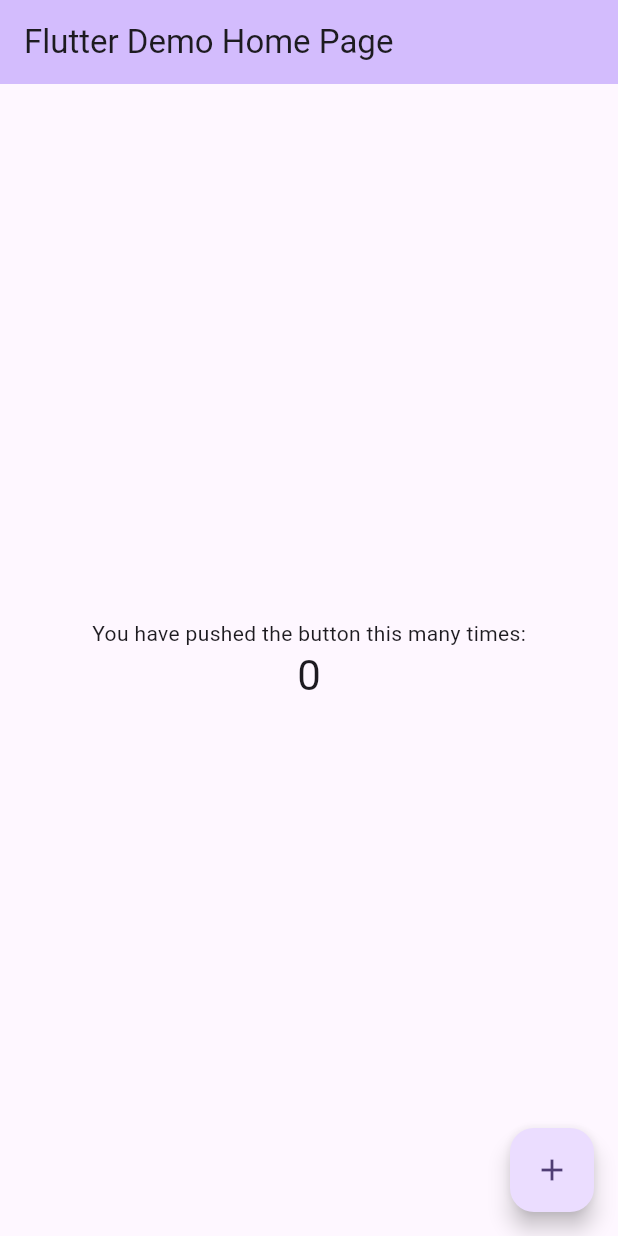
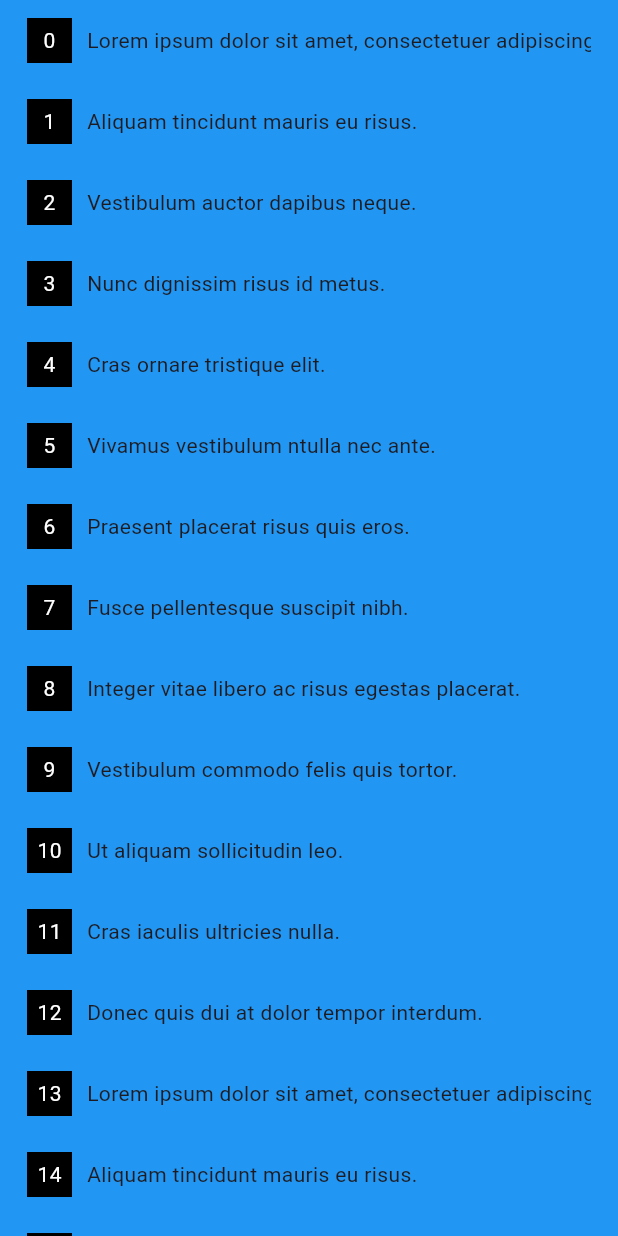
Before and after one commit to Alvish0407/flutter_performance_gigs, a Flutter app: the screen it shows after launch, on a phone screen of 412 x 824 dp. Run offline on Flutter 3.47's test engine with Material 3 defaults, Android fonts, the phone set to English and light mode, and no system bars.

Commit message:
added first gig

```diff
--- /dev/null
+++ b/lib/gig_1.dart
@@ -0,0 +1,141 @@
+import 'dart:developer';
+
+import 'package:flutter/material.dart';
+
+//! Question: Methods vs Stateless Widget to return widgets
+//! Discussion: https://www.reddit.com/r/FlutterDev/comments/mp4xpx/methods_vs_stateless_widget_to_return_widgets
+//! https://www.youtube.com/watch?v=vVg9It7cOfY&t=1318s - 90k Widgets by Methods Vs. 10k Widgets by Widgets
+//! Detailed Answer: https://discord.com/channels/420324994703163402/825211409532190730/1273335105796178022
+
+class Gig1 extends StatelessWidget {
+  const Gig1({super.key});
+
+  @override
+  Widget build(BuildContext context) {
+    const itemCount = 10000;
+
+    // Update the following flags to test different scenarios
+    const useBuilder = false;
+    const useFunction = false;
+
+    final Widget child;
+    // ignore: dead_code
+    if (useBuilder) {
+      child = ListView.builder(
+        itemCount: itemCount,
+        itemBuilder: (_, i) {
+          return useFunction ? _buildLineWidget(i) : _BuildLineWidget(i);
+        },
+      );
+    } else {
+      child = ListView(
+        children: [
+          for (int i = 0; i < itemCount; i++)
+            // ignore: dead_code
+            useFunction ? _buildLineWidget(i) : _BuildLineWidget(i),
+        ],
+      );
+    }
+
+    return Scaffold(
+      backgroundColor: Colors.blue,
+      body: SafeArea(child: child),
+    );
+  }
+
+  Widget _buildLineWidget(int i) {
+    log("_buildLineWidget{$i}");
+    final line = loremIpsum[i % loremIpsum.length];
+    return Padding(
+      padding: const EdgeInsets.symmetric(vertical: 12, horizontal: 18),
+      child: Row(
+        children: <Widget>[
+          Container(
+            color: Colors.black,
+            child: SizedBox(
+              width: 30,
+              height: 30,
+              child: Center(
+                child: Text(
+                  "$i",
+                  style: const TextStyle(color: Colors.white),
+                ),
+              ),
+            ),
+          ),
+          const SizedBox(width: 10),
+          Expanded(
+            child: Text(line, softWrap: false),
+          ),
+        ],
+      ),
+    );
+  }
+}
+
+class _BuildLineWidget extends StatelessWidget {
+  final int i;
+  _BuildLineWidget(this.i) {
+    log("_BuildLineWidget{$i}");
+  }
+
+  @override
+  Widget build(BuildContext context) {
+    log("_BuildLineWidget{$i}.build");
+    final line = loremIpsum[i % loremIpsum.length];
+
+    return Padding(
+      padding: const EdgeInsets.symmetric(vertical: 12, horizontal: 18),
+      child: Row(
+        children: <Widget>[
+          Container(
+            color: Colors.black,
+            child: SizedBox(
+              width: 30,
+              height: 30,
+              child: Center(
+                child: Text(
+                  "$i",
+                  style: const TextStyle(color: Colors.white),
+                ),
+              ),
+            ),
+          ),
+          const SizedBox(width: 10),
+          Expanded(
+            child: Text(line, softWrap: false),
+          )
+        ],
+      ),
+    );
+  }
+}
+
+const List<String> loremIpsum = [
+  'Lorem ipsum dolor sit amet, consectetuer adipiscing elit.',
+  'Aliquam tincidunt mauris eu risus.',
+  'Vestibulum auctor dapibus neque.',
+  'Nunc dignissim risus id metus.',
+  'Cras ornare tristique elit.',
+  'Vivamus vestibulum ntulla nec ante.',
+  'Praesent placerat risus quis eros.',
+  'Fusce pellentesque suscipit nibh.',
+  'Integer vitae libero ac risus egestas placerat.',
+  'Vestibulum commodo felis quis tortor.',
+  'Ut aliquam sollicitudin leo.',
+  'Cras iaculis ultricies nulla.',
+  'Donec quis dui at dolor tempor interdum.',
+  'Lorem ipsum dolor sit amet, consectetuer adipiscing elit.',
+  'Aliquam tincidunt mauris eu risus.',
+  'Vestibulum auctor dapibus neque.',
+  'Nunc dignissim risus id metus.',
+  'Cras ornare tristique elit.',
+  'Vivamus vestibulum ntulla nec ante.',
+  'Praesent placerat risus quis eros.',
+  'Fusce pellentesque suscipit nibh.',
+  'Integer vitae libero ac risus egestas placerat.',
+  'Vestibulum commodo felis quis tortor.',
+  'Ut aliquam sollicitudin leo.',
+  'Cras iaculis ultricies nulla.',
+  'Donec quis dui at dolor tempor interdum.',
+];
--- a/lib/main.dart
+++ b/lib/main.dart
@@ -1,4 +1,5 @@
 import 'package:flutter/material.dart';
+import 'package:flutter_performance_gigs/gig_1.dart';
 
 void main() {
   runApp(const MyApp());
@@ -7,119 +8,15 @@ void main() {
 class MyApp extends StatelessWidget {
   const MyApp({super.key});
 
-  // This widget is the root of your application.
   @override
   Widget build(BuildContext context) {
     return MaterialApp(
-      title: 'Flutter Demo',
+      title: 'Flutter Performance Gig',
       theme: ThemeData(
-        // This is the theme of your application.
-        //
-        // TRY THIS: Try running your application with "flutter run". You'll see
-        // the application has a purple toolbar. Then, without quitting the app,
-        // try changing the seedColor in the colorScheme below to Colors.green
-        // and then invoke "hot reload" (save your changes or press the "hot
-        // reload" button in a Flutter-supported IDE, or press "r" if you used
-        // the command line to start the app).
-        //
-        // Notice that the counter didn't reset back to zero; the application
-        // state is not lost during the reload. To reset the state, use hot
-        // restart instead.
-        //
-        // This works for code too, not just values: Most code changes can be
-        // tested with just a hot reload.
+        useMaterial3: true,
         colorScheme: ColorScheme.fromSeed(seedColor: Colors.deepPurple),
-        useMaterial3: true,
       ),
-      home: const MyHomePage(title: 'Flutter Demo Home Page'),
+      home: const Gig1(),
     );
   }
 }
-
-class MyHomePage extends StatefulWidget {
-  const MyHomePage({super.key, required this.title});
-
-  // This widget is the home page of your application. It is stateful, meaning
-  // that it has a State object (defined below) that contains fields that affect
-  // how it looks.
-
-  // This class is the configuration for the state. It holds the values (in this
-  // case the title) provided by the parent (in this case the App widget) and
-  // used by the build method of the State. Fields in a Widget subclass are
-  // always marked "final".
-
-  final String title;
-
-  @override
-  State<MyHomePage> createState() => _MyHomePageState();
-}
-
-class _MyHomePageState extends State<MyHomePage> {
-  int _counter = 0;
-
-  void _incrementCounter() {
-    setState(() {
-      // This call to setState tells the Flutter framework that something has
-      // changed in this State, which causes it to rerun the build method below
-      // so that the display can reflect the updated values. If we changed
-      // _counter without calling setState(), then the build method would not be
-      // called again, and so nothing would appear to happen.
-      _counter++;
-    });
-  }
-
-  @override
-  Widget build(BuildContext context) {
-    // This method is rerun every time setState is called, for instance as done
-    // by the _incrementCounter method above.
-    //
-    // The Flutter framework has been optimized to make rerunning build methods
-    // fast, so that you can just rebuild anything that needs updating rather
-    // than having to individually change instances of widgets.
-    return Scaffold(
-      appBar: AppBar(
-        // TRY THIS: Try changing the color here to a specific color (to
-        // Colors.amber, perhaps?) and trigger a hot reload to see the AppBar
-        // change color while the other colors stay the same.
-        backgroundColor: Theme.of(context).colorScheme.inversePrimary,
-        // Here we take the value from the MyHomePage object that was created by
-        // the App.build method, and use it to set our appbar title.
-        title: Text(widget.title),
-      ),
-      body: Center(
-        // Center is a layout widget. It takes a single child and positions it
-        // in the middle of the parent.
-        child: Column(
-          // Column is also a layout widget. It takes a list of children and
-          // arranges them vertically. By default, it sizes itself to fit its
-          // children horizontally, and tries to be as tall as its parent.
-          //
-          // Column has various properties to control how it sizes itself and
-          // how it positions its children. Here we use mainAxisAlignment to
-          // center the children vertically; the main axis here is the vertical
-          // axis because Columns are vertical (the cross axis would be
-          // horizontal).
-          //
-          // TRY THIS: Invoke "debug painting" (choose the "Toggle Debug Paint"
-          // action in the IDE, or press "p" in the console), to see the
-          // wireframe for each widget.
-          mainAxisAlignment: MainAxisAlignment.center,
-          children: <Widget>[
-            const Text(
-              'You have pushed the button this many times:',
-            ),
-            Text(
-              '$_counter',
-              style: Theme.of(context).textTheme.headlineMedium,
-            ),
-          ],
-        ),
-      ),
-      floatingActionButton: FloatingActionButton(
-        onPressed: _incrementCounter,
-        tooltip: 'Increment',
-        child: const Icon(Icons.add),
-      ), // This trailing comma makes auto-formatting nicer for build methods.
-    );
-  }
-}
```
